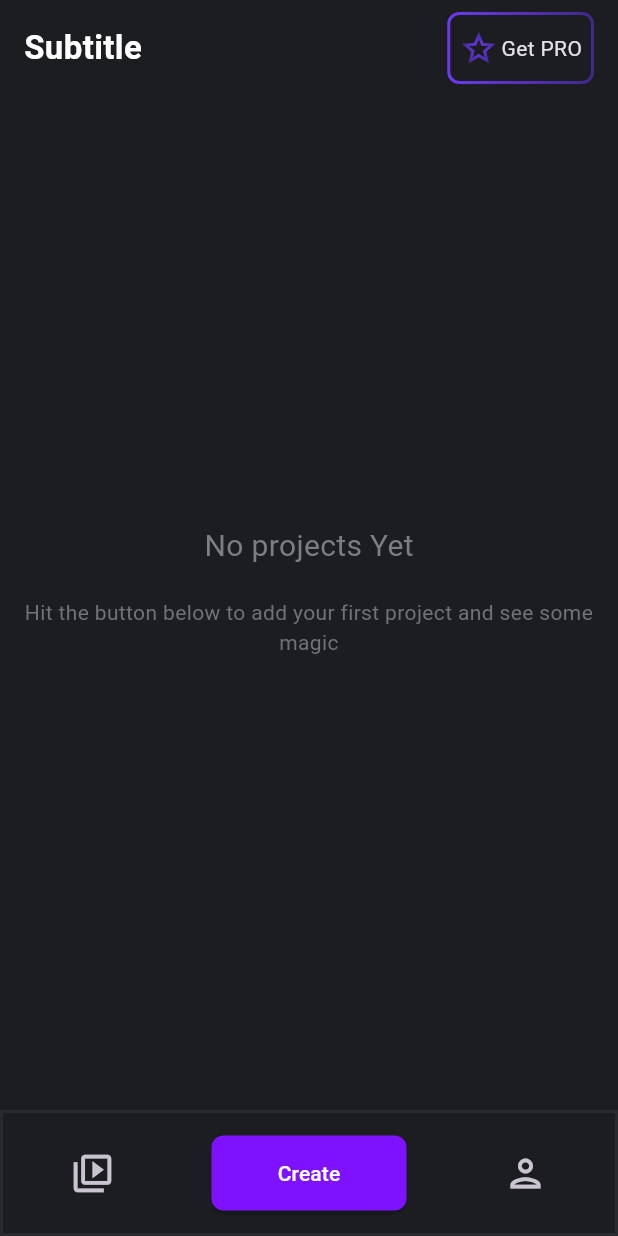
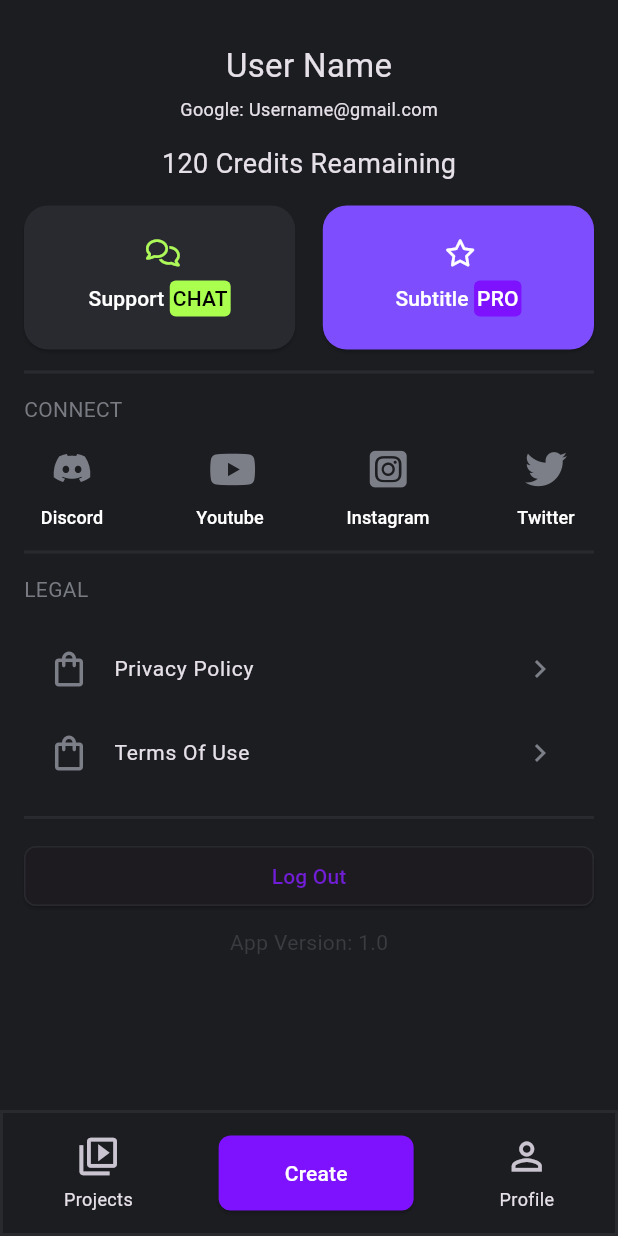
Before and after one commit to Youssef-Mustafa/Mix-Subtitle, a Flutter app: the screen it shows after launch, on a phone screen of 412 x 824 dp. Run offline on Flutter 3.47's test engine with Material 3 defaults, Android fonts, the phone set to English and light mode, and no system bars; our stand-ins replace font_awesome_flutter, go_router.

Commit message:
finish profile page

```diff
--- /dev/null
+++ b/lib/features/home/data/models/social_media_model.dart
@@ -0,0 +1,8 @@
+import 'package:flutter/material.dart';
+
+class SocialMediaModel {
+  final String name;
+  final IconData icon;
+
+  const SocialMediaModel({required this.name, required this.icon});
+}
--- /dev/null
+++ b/lib/features/home/presentation/view/widgets/button_nav_icon.dart
@@ -0,0 +1,39 @@
+import 'package:flutter/material.dart';
+
+class ButtonNavIcon extends StatelessWidget {
+  const ButtonNavIcon({
+    super.key,
+    required this.title,
+    required this.icon,
+    this.onPressed,
+  });
+
+  final String title;
+  final IconData icon;
+  final void Function()? onPressed;
+
+  @override
+  Widget build(BuildContext context) {
+    return IconButton(
+      onPressed: onPressed,
+      icon: Column(
+        mainAxisAlignment: MainAxisAlignment.center,
+        children: [
+          Icon(
+            icon,
+            size: 30,
+          ),
+          const SizedBox(
+            height: 5,
+          ),
+          Text(
+            title,
+            style: const TextStyle(fontSize: 12),
+          ),
+        ],
+      ),
+      splashColor: Colors.transparent, // Remove splash color
+      highlightColor: Colors.transparent, // Remove highlight color when pressed
+    );
+  }
+}
--- /dev/null
+++ b/lib/features/home/presentation/view/widgets/create_button.dart
@@ -0,0 +1,26 @@
+import 'package:flutter/material.dart';
+
+class CreateButton extends StatelessWidget {
+  const CreateButton({
+    super.key,
+  });
+
+  @override
+  Widget build(BuildContext context) {
+    return SizedBox(
+      height: 50,
+      width: 130,
+      child: ElevatedButton(
+        style: ElevatedButton.styleFrom(
+          shape: RoundedRectangleBorder(borderRadius: BorderRadius.circular(8)),
+          backgroundColor: const Color(0xff7e12fe),
+        ),
+        onPressed: () {},
+        child: const Text(
+          'Create',
+          style: TextStyle(color: Colors.white),
+        ),
+      ),
+    );
+  }
+}
--- a/lib/features/home/presentation/view/widgets/custom_button_navigation.dart
+++ b/lib/features/home/presentation/view/widgets/custom_button_navigation.dart
@@ -1,5 +1,7 @@
 import 'package:flutter/material.dart';
 import 'package:mix_subtitle/constants.dart';
+import 'package:mix_subtitle/features/home/presentation/view/widgets/button_nav_icon.dart';
+import 'package:mix_subtitle/features/home/presentation/view/widgets/create_button.dart';
 
 class CustomBottomNavigation extends StatelessWidget {
   const CustomBottomNavigation({
@@ -15,43 +17,26 @@ class CustomBottomNavigation extends StatelessWidget {
       child: BottomAppBar(
         shape: const CircularNotchedRectangle(),
         padding: const EdgeInsets.symmetric(horizontal: 8),
-        height: 80,
         color: kPrimaryColor,
         notchMargin: 5,
         child: Row(
           mainAxisSize: MainAxisSize.max,
           mainAxisAlignment: MainAxisAlignment.spaceAround,
           children: [
-            IconButton(
-              onPressed: () {},
-              icon: const Icon(
-                Icons.video_collection_outlined,
-                size: 30,
-              ),
+            ButtonNavIcon(
+              title: 'Projects',
+              icon: Icons.video_collection_outlined,
+              onPressed: () {
+                //TODO: Pop to projects
+              },
             ),
-            SizedBox(
-              height: 50,
-              width: 130,
-              child: ElevatedButton(
-                style: ElevatedButton.styleFrom(
-                  shape: RoundedRectangleBorder(
-                      borderRadius: BorderRadius.circular(8)),
-                  backgroundColor: Color(0xff7e12fe),
-                ),
-                onPressed: () {},
-                child: const Text(
-                  'Create',
-                  style: TextStyle(color: Colors.white),
-                ),
-              ),
-            ),
-            IconButton(
-              //TODO: add text under icon
-              onPressed: () {},
-              icon: const Icon(
-                Icons.person_outlined,
-                size: 30,
-              ),
+            const CreateButton(),
+            ButtonNavIcon(
+              icon: Icons.person_outline,
+              title: 'Profile',
+              onPressed: () {
+                //TODO: Navigate to Profile
+              },
             ),
           ],
         ),
--- /dev/null
+++ b/lib/features/home/presentation/view/widgets/custom_profile_button.dart
@@ -0,0 +1,74 @@
+import 'package:flutter/material.dart';
+
+class CustomProfileButton extends StatelessWidget {
+  const CustomProfileButton({
+    super.key,
+    required this.firstWord,
+    required this.secondWord,
+    required this.icon,
+    required this.backgroundColor,
+    required this.textBackgroundColor,
+    required this.iconColor,
+    this.secondTextColor,
+    this.onPressed, // Add an optional onPressed callback
+  });
+
+  final String firstWord;
+  final String secondWord;
+  final IconData icon;
+  final Color backgroundColor;
+  final Color textBackgroundColor;
+  final Color iconColor;
+  final Color? secondTextColor;
+  final VoidCallback? onPressed; // Callback for button press events
+
+  @override
+  Widget build(BuildContext context) {
+    var width = MediaQuery.of(context).size.width;
+
+    return ElevatedButton(
+      onPressed: onPressed, // Handle button press
+      style: ElevatedButton.styleFrom(
+        backgroundColor: backgroundColor,
+        shape: RoundedRectangleBorder(
+          borderRadius: BorderRadius.circular(16),
+        ),
+        padding: const EdgeInsets.all(8),
+      ),
+      child: SizedBox(
+        width: width * 0.40,
+        height: 80,
+        child: Column(
+          mainAxisAlignment: MainAxisAlignment.center,
+          children: [
+            Icon(
+              icon,
+              color: iconColor,
+            ),
+            const SizedBox(height: 10),
+            Row(
+              mainAxisAlignment: MainAxisAlignment.center,
+              children: [
+                Text(
+                  '$firstWord ',
+                  style: const TextStyle(color: Colors.white),
+                ),
+                Container(
+                  padding: const EdgeInsets.all(2),
+                  decoration: BoxDecoration(
+                    borderRadius: BorderRadius.circular(4),
+                    color: textBackgroundColor,
+                  ),
+                  child: Text(
+                    style: TextStyle(color: secondTextColor ?? Colors.black),
+                    secondWord.toUpperCase(),
+                  ),
+                )
+              ],
+            )
+          ],
+        ),
+      ),
+    );
+  }
+}
--- a/lib/features/home/presentation/view/widgets/home_view_body.dart
+++ b/lib/features/home/presentation/view/widgets/home_view_body.dart
@@ -1,5 +1,5 @@
 import 'package:flutter/material.dart';
-import 'package:mix_subtitle/features/home/presentation/view/widgets/custom_app_bar.dart';
+import 'package:mix_subtitle/features/home/presentation/view/widgets/profile_body.dart';
 
 class HomeViewBody extends StatelessWidget {
   const HomeViewBody({super.key});
@@ -8,29 +8,7 @@ class HomeViewBody extends StatelessWidget {
   Widget build(BuildContext context) {
     return const Padding(
       padding: EdgeInsets.symmetric(horizontal: 16.0, vertical: 8),
-      child: Column(
-        children: [
-          CustomAppBar(),
-          Spacer(),
-          Center(
-            child: Text(
-              'No projects Yet',
-              style: TextStyle(color: Color(0xff7c7e84), fontSize: 20),
-            ),
-          ),
-          SizedBox(
-            height: 20,
-          ),
-          Center(
-            child: Text(
-              'Hit the button below to add your first project and see some magic',
-              textAlign: TextAlign.center,
-              style: TextStyle(color: Color(0xff6f7279)),
-            ),
-          ),
-          Spacer(),
-        ],
-      ),
+      child: ProfileBody(),
     );
   }
 }
--- /dev/null
+++ b/lib/features/home/presentation/view/widgets/legal_section.dart
@@ -0,0 +1,53 @@
+import 'package:flutter/material.dart';
+
+class LegalSection extends StatelessWidget {
+  const LegalSection({super.key});
+
+  @override
+  Widget build(BuildContext context) {
+    return Column(
+      children: [
+        Align(
+          alignment: Alignment.topLeft,
+          child: Text(
+            'legal'.toUpperCase(),
+            style: const TextStyle(
+              color: Color(0xff787b82),
+            ),
+          ),
+        ),
+        const SizedBox(height: 15),
+        const ListTile(
+          leading: Icon(
+            Icons.shopping_bag_outlined,
+            color: Color(0xff7c7f88),
+            size: 28,
+          ),
+          title: Text(
+            'Privacy Policy',
+            style: TextStyle(fontSize: 14),
+          ),
+          trailing: Icon(
+            Icons.navigate_next,
+            color: Color(0xff7c7f88),
+          ),
+        ),
+        const ListTile(
+          leading: Icon(
+            Icons.shopping_bag_outlined,
+            color: Color(0xff7c7f88),
+            size: 28,
+          ),
+          title: Text(
+            'Terms Of Use',
+            style: TextStyle(fontSize: 14),
+          ),
+          trailing: Icon(
+            Icons.navigate_next,
+            color: Color(0xff7c7f88),
+          ),
+        ),
+      ],
+    );
+  }
+}
--- /dev/null
+++ b/lib/features/home/presentation/view/widgets/no_projects_body.dart
@@ -0,0 +1,47 @@
+import 'package:flutter/material.dart';
+
+class NoProjectsBody extends StatelessWidget {
+  const NoProjectsBody({
+    super.key,
+  });
+
+  @override
+  Widget build(BuildContext context) {
+    return Column(
+      children: [
+        Container(
+          height: 100,
+          width: 100,
+          decoration: const BoxDecoration(
+            shape: BoxShape.circle,
+            color: Color(0xff292a2f),
+          ),
+          child: const Icon(
+            size: 44,
+            Icons.video_call_outlined,
+            color: Color(0xff56595f),
+          ),
+        ),
+        const SizedBox(
+          height: 20,
+        ),
+        const Center(
+          child: Text(
+            'No projects Yet',
+            style: TextStyle(color: Color(0xff7c7e84), fontSize: 20),
+          ),
+        ),
+        const SizedBox(
+          height: 20,
+        ),
+        const Center(
+          child: Text(
+            'Hit the button below to add your first project and see some magic',
+            textAlign: TextAlign.center,
+            style: TextStyle(color: Color(0xff6f7279)),
+          ),
+        ),
+      ],
+    );
+  }
+}
--- a/lib/features/home/presentation/view/widgets/pro_button.dart
+++ b/lib/features/home/presentation/view/widgets/pro_button.dart
@@ -1,5 +1,4 @@
 import 'package:flutter/material.dart';
-import 'package:flutter/widgets.dart';
 import 'package:mix_subtitle/features/home/presentation/view/widgets/unicorn_outline_button.dart';
 
 class ProButton extends StatelessWidget {
--- /dev/null
+++ b/lib/features/home/presentation/view/widgets/profile_body.dart
@@ -0,0 +1,114 @@
+import 'package:flutter/material.dart';
+import 'package:font_awesome_flutter/font_awesome_flutter.dart';
+import 'package:mix_subtitle/features/home/presentation/view/widgets/custom_profile_button.dart';
+import 'package:mix_subtitle/features/home/presentation/view/widgets/legal_section.dart';
+import 'package:mix_subtitle/features/home/presentation/view/widgets/social_media_list_view.dart';
+
+class ProfileBody extends StatelessWidget {
+  const ProfileBody({super.key});
+
+  @override
+  Widget build(BuildContext context) {
+    return Column(
+      children: [
+        const SizedBox(height: 20),
+        const Text(
+          'User Name',
+          style: TextStyle(fontSize: 22),
+        ),
+        const SizedBox(
+          height: 5,
+        ),
+        const Text(
+          'Google: Username@gmail.com',
+          style: TextStyle(fontSize: 12),
+        ),
+        const SizedBox(height: 15),
+        const Text(
+          '120 Credits Reamaining',
+          style: TextStyle(fontSize: 18),
+        ),
+        const SizedBox(height: 15),
+        Row(
+          mainAxisAlignment: MainAxisAlignment.spaceBetween,
+          children: [
+            CustomProfileButton(
+              firstWord: 'Support',
+              secondWord: 'Chat',
+              icon: FontAwesomeIcons.comments,
+              backgroundColor: const Color(0xff292a2f),
+              textBackgroundColor: const Color(0xffaafe4e),
+              iconColor: const Color(0xffaef95a),
+              onPressed: () {},
+            ),
+            CustomProfileButton(
+              firstWord: 'Subtitle',
+              secondWord: 'Pro',
+              icon: FontAwesomeIcons.star,
+              backgroundColor: const Color(0xff7e4dfe),
+              textBackgroundColor: const Color(0xff7e12fe),
+              iconColor: Colors.white,
+              secondTextColor: Colors.white,
+              onPressed: () {},
+            ),
+          ],
+        ),
+        const Divider(
+          height: 30,
+          thickness: 2,
+          color: Color(0xff292a2f),
+        ),
+        Align(
+          alignment: Alignment.topLeft,
+          child: Text(
+            'Connect'.toUpperCase(),
+            style: const TextStyle(
+              color: Color(0xff787b82),
+            ),
+          ),
+        ),
+        const SizedBox(height: 15),
+        const SocialMedialListView(),
+        const Divider(
+          height: 30,
+          thickness: 2,
+          color: Color(0xff292a2f),
+        ),
+        const LegalSection(),
+        const Divider(
+          height: 30,
+          thickness: 2,
+          color: Color(0xff292a2f),
+        ),
+        SizedBox(
+          width: double.infinity,
+          child: ElevatedButton(
+            style: ElevatedButton.styleFrom(
+              // backgroundColor: Colors.transparent,
+              overlayColor: Colors.transparent,
+              splashFactory: NoSplash.splashFactory,
+              side: const BorderSide(
+                color: Color(0xff292a2f),
+              ),
+              shape: RoundedRectangleBorder(
+                borderRadius: BorderRadius.circular(8),
+              ),
+            ),
+            onPressed: () {},
+            child: const Text(
+              'Log Out',
+              style: TextStyle(color: Color(0xff721ed8), fontSize: 14),
+            ),
+          ),
+        ),
+        SizedBox(
+          height: 10,
+        ),
+        const Text(
+          'App Version: 1.0',
+          style: TextStyle(color: Color(0xff3b3c41)),
+        ),
+      ],
+    );
+  }
+}
--- /dev/null
+++ b/lib/features/home/presentation/view/widgets/project_body.dart
@@ -0,0 +1,21 @@
+import 'package:flutter/material.dart';
+import 'package:mix_subtitle/features/home/presentation/view/widgets/custom_app_bar.dart';
+import 'package:mix_subtitle/features/home/presentation/view/widgets/no_projects_body.dart';
+
+class ProjectBody extends StatelessWidget {
+  const ProjectBody({
+    super.key,
+  });
+
+  @override
+  Widget build(BuildContext context) {
+    return const Column(
+      children: [
+        CustomAppBar(),
+        Spacer(),
+        NoProjectsBody(),
+        Spacer(),
+      ],
+    );
+  }
+}
--- /dev/null
+++ b/lib/features/home/presentation/view/widgets/social_media_item.dart
@@ -0,0 +1,37 @@
+import 'package:flutter/material.dart';
+import 'package:mix_subtitle/features/home/data/models/social_media_model.dart';
+
+class SocialMediaItem extends StatelessWidget {
+  const SocialMediaItem({super.key, required this.socialMediaModel});
+  final SocialMediaModel socialMediaModel;
+
+  @override
+  Widget build(BuildContext context) {
+    return ElevatedButton(
+      onPressed: () {},
+      style: ElevatedButton.styleFrom(
+        backgroundColor: Colors.transparent,
+        elevation: 0, // No elevation
+        shadowColor: Colors.transparent, // No shadow
+        surfaceTintColor: Colors.transparent, // Remove pressed tint
+        padding: EdgeInsets.zero, // Remove default padding
+        splashFactory: NoSplash.splashFactory, // Disable splash effect
+        overlayColor: Colors.transparent, // Remove overlay color
+      ),
+      child: Column(
+        children: [
+          Icon(
+            socialMediaModel.icon,
+            color: const Color(0xff7c7f88),
+            size: 28,
+          ),
+          const SizedBox(height: 10),
+          Text(
+            socialMediaModel.name,
+            style: const TextStyle(color: Colors.white, fontSize: 12),
+          ),
+        ],
+      ),
+    );
+  }
+}
--- /dev/null
+++ b/lib/features/home/presentation/view/widgets/social_media_list_view.dart
@@ -0,0 +1,46 @@
+import 'package:flutter/material.dart';
+import 'package:font_awesome_flutter/font_awesome_flutter.dart';
+import 'package:mix_subtitle/features/home/data/models/social_media_model.dart';
+import 'package:mix_subtitle/features/home/presentation/view/widgets/social_media_item.dart';
+
+class SocialMediaSetion extends StatelessWidget {
+  const SocialMediaSetion({super.key});
+
+  @override
+  Widget build(BuildContext context) {
+    return const Placeholder();
+  }
+}
+
+class SocialMedialListView extends StatelessWidget {
+  const SocialMedialListView({super.key});
+
+  static const List<SocialMediaModel> items = [
+    SocialMediaModel(
+      name: 'Discord',
+      icon: Icons.discord,
+    ),
+    SocialMediaModel(
+      name: 'Youtube',
+      icon: FontAwesomeIcons.youtube,
+    ),
+    SocialMediaModel(
+      name: 'Instagram',
+      icon: FontAwesomeIcons.squareInstagram,
+    ),
+    SocialMediaModel(
+      name: 'Twitter',
+      icon: FontAwesomeIcons.twitter,
+    ),
+  ];
+
+  @override
+  Widget build(BuildContext context) {
+    return Row(
+      mainAxisAlignment: MainAxisAlignment.spaceBetween,
+      children: items.map((item) {
+        return SocialMediaItem(socialMediaModel: item);
+      }).toList(),
+    );
+  }
+}
--- a/pubspec.yaml
+++ b/pubspec.yaml
@@ -31,6 +31,7 @@ dependencies:
   cupertino_icons: ^1.0.6
   flutter:
     sdk: flutter
+  font_awesome_flutter: ^10.7.0
   go_router: ^14.2.7
 
 dev_dependencies:
```
Also changed, not shown: pubspec.lock.
